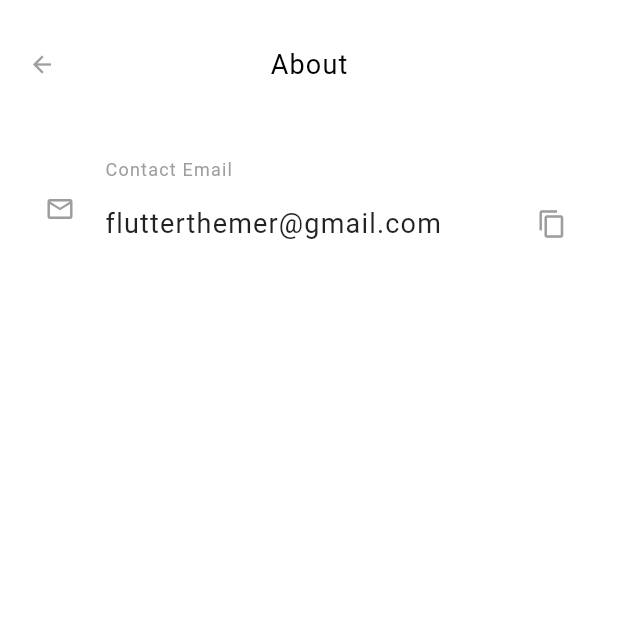
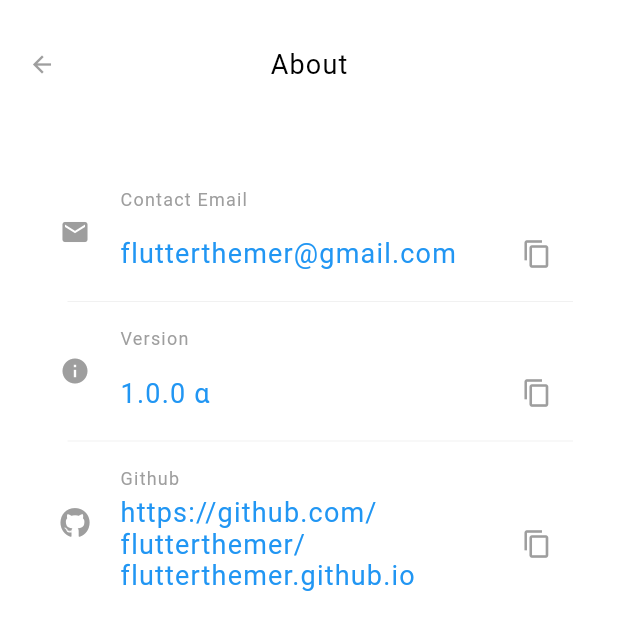
Before and after one commit to vipvijayan/vipvijayan.github.io, a Flutter app: the AboutInfoScreen screen opened directly, on a phone screen of 412 x 824 dp. Shown: the top 630 px of the screen. Run offline on Flutter 3.47's test engine with Material 2 defaults, Android fonts, the phone set to English and light mode, and no system bars; our stand-ins replace device_preview, firebase_analytics, firebase_core, flutter_colorpicker, flutter_highlight, fluttertoast and 5 more; missing offline and left inert: window_manager; accounts and stored records are empty; project files that could hold a hidden picture were left out.

Commit message:
About us updated, Preview overflow fix

```diff
--- a/flutter_themer/lib/exports/exports.dart
+++ b/flutter_themer/lib/exports/exports.dart
@@ -72,3 +72,5 @@ export 'package:flutter/scheduler.dart' show timeDilation;
 export 'package:flutter_themer/firebase/firebase_utils.dart';
 export 'package:flutter_themer/pages/splash_screen.dart';
 export 'package:flutter_themer/theme/theme.dart';
+
+export 'package:package_info_plus/package_info_plus.dart';
--- a/flutter_themer/lib/pages/about_info.dart
+++ b/flutter_themer/lib/pages/about_info.dart
@@ -10,12 +10,26 @@ class AboutInfoScreen extends StatelessWidget {
         title: const Text('About'),
       ),
       body: ListView(
-        padding: const EdgeInsets.all(20),
-        children: const [
+        padding: const EdgeInsets.all(30),
+        children: [
+          const AppListTile(
+            icon: Icons.mail,
+            title: 'Contact Email',
+            subtitle: supportEmail,
+            showCopy: true,
+          ),
+          const Divider(),
           AppListTile(
-            icon: Icons.mail_outline,
-            title: 'Contact Email',
-            subtitle: 'flutterthemer@gmail.com',
+            icon: Icons.info,
+            title: 'Version',
+            subtitle: '${packageInfo.version} $appVersion',
+            showCopy: true,
+          ),
+          const Divider(),
+          const AppListTile(
+            icon: FontAwesomeIcons.github,
+            title: 'Github',
+            subtitle: githubUrl,
             showCopy: true,
           )
         ],
@@ -52,6 +66,7 @@ class AppListTile extends StatelessWidget {
           child: Column(
             crossAxisAlignment: CrossAxisAlignment.start,
             children: [
+              const SizedBox(height: 10),
               Text(
                 title,
                 style: Theme.of(context).textTheme.bodySmall?.copyWith(
@@ -62,14 +77,15 @@ class AppListTile extends StatelessWidget {
               const SizedBox(height: 5),
               Row(
                 children: [
-                Text(
+                  Expanded(
+                    child: Text(
                       subtitle,
                       style: Theme.of(context).textTheme.bodySmall?.copyWith(
                             fontSize: 18,
-                        color: Colors.black87,
+                            color: Colors.blue,
                           ),
                     ),
-                const Spacer(),
+                  ),
                   if (showCopy)
                     IconButton(
                       onPressed: () async {
@@ -80,7 +96,8 @@ class AppListTile extends StatelessWidget {
                 ],
               )
             ],
-        ))
+          ),
+        )
       ],
     );
   }
--- a/flutter_themer/lib/preview/constants/constants.dart
+++ b/flutter_themer/lib/preview/constants/constants.dart
@@ -2,8 +2,12 @@ import 'package:flutter_themer/exports/exports.dart';
 
 const themeFileName = 'theme.json';
 
+late PackageInfo packageInfo;
+
 // create some values
 const defaultPickerColor = Colors.blue;
+const supportEmail = 'flutterthemer@gmail.com';
+const githubUrl = 'https://github.com/flutterthemer/flutterthemer.github.io';
 
 // images
 const previewTitle = 'Preview';
--- a/flutter_themer/lib/preview/utils/file_utils.dart
+++ b/flutter_themer/lib/preview/utils/file_utils.dart
@@ -1,11 +1,6 @@
 import 'package:flutter_themer/exports/exports.dart';
 
 const filesDir = 'assets/files';
-
-Future<String> loadThemeUIModelFromFile() async {
-  return await rootBundle
-      .loadString('$filesDir/configuration/theme_configuration.json');
-}
 
 Future<List<ThemeUiModel>> loadThemeUIModelList(int themeId) async {
   final json = await rootBundle.loadString(
--- a/flutter_themer/lib/state/app_state.dart
+++ b/flutter_themer/lib/state/app_state.dart
@@ -22,6 +22,11 @@ class ThemeAppState extends ChangeNotifier {
   ThemeAppState() {
     init();
     initFB();
+    initSettings();
+  }
+
+  Future<void> initSettings() async {
+    packageInfo = await PackageInfo.fromPlatform();
   }
 
   Future<void> initFB() async {
--- a/flutter_themer/pubspec.yaml
+++ b/flutter_themer/pubspec.yaml
@@ -41,6 +41,9 @@ dependencies:
   firebase_analytics: ^10.1.4
   firebase_crashlytics: ^3.0.15
 
+  # Package Info
+  package_info_plus: ^3.0.3
+
 dev_dependencies:
   flutter_test:
     sdk: flutter
```
Also changed, not shown: flutter_themer/lib/pages/generated_theme_screen.dart (+1 -12 lines), flutter_themer/lib/pages/home_screen.dart (+0 -7 lines), flutter_themer/lib/preview/screens/preview_home.dart (+8 -4 lines). Lines whose indentation alone changed are shown as unchanged.
